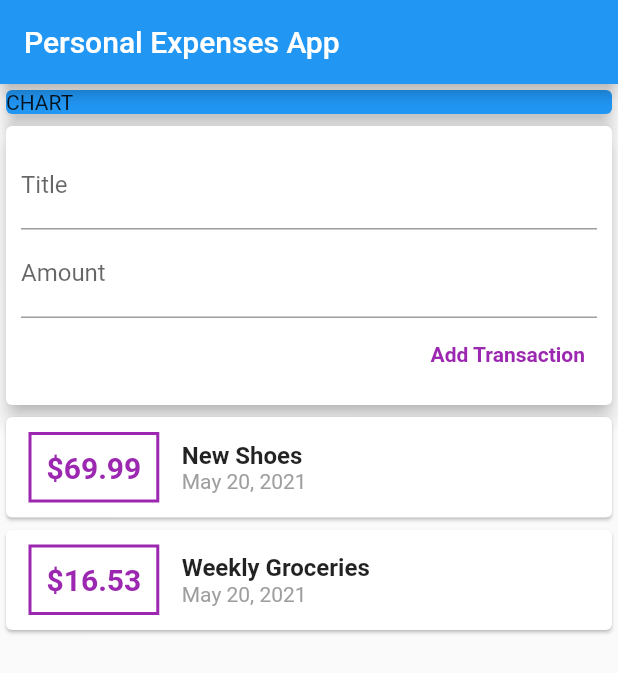
After one commit to chrisd666/personal-expenses-app, a Flutter app: the screen it shows after launch, on a phone screen of 412 x 824 dp. The commit adds this screen. Shown: the top 673 px of the screen. Run offline on Flutter 3.47's test engine with Material 2 defaults, Android fonts, the phone set to English and light mode, and no system bars.

Commit message:
making the list scrollable

```diff
--- /dev/null
+++ b/lib/widgets/new_transaction.dart
@@ -0,0 +1,43 @@
+import 'package:flutter/material.dart';
+
+class NewTransaction extends StatelessWidget {
+  final Function addTx;
+  final titleController = TextEditingController();
+  final amountController = TextEditingController();
+
+  NewTransaction(this.addTx);
+
+  @override
+  Widget build(BuildContext context) {
+    return Card(
+      elevation: 5,
+      child: Container(
+        padding: EdgeInsets.all(10),
+        child: Column(
+          crossAxisAlignment: CrossAxisAlignment.end,
+          children: [
+            TextField(
+              decoration: InputDecoration(labelText: 'Title'),
+              controller: titleController,
+            ),
+            TextField(
+              decoration: InputDecoration(labelText: 'Amount'),
+              controller: amountController,
+            ),
+            TextButton(
+              onPressed: () {
+                addTx(
+                    titleController.text, double.parse(amountController.text));
+              },
+              child: Text(
+                "Add Transaction",
+                style: TextStyle(
+                    color: Colors.purple, fontWeight: FontWeight.bold),
+              ),
+            )
+          ],
+        ),
+      ),
+    );
+  }
+}
--- /dev/null
+++ b/lib/widgets/transaction_list.dart
@@ -0,0 +1,54 @@
+import 'package:flutter/material.dart';
+import 'package:intl/intl.dart';
+import '../models/transaction.dart';
+
+class TransactionList extends StatelessWidget {
+  final List<Transaction> transactions;
+
+  TransactionList(this.transactions);
+
+  @override
+  Widget build(BuildContext context) {
+    return Container(
+      height: 300,
+      child: SingleChildScrollView(
+        child: Column(
+          children: transactions.map((tx) {
+            return Card(
+                child: Row(children: [
+              Container(
+                margin: EdgeInsets.symmetric(vertical: 10, horizontal: 15),
+                padding: EdgeInsets.all(10),
+                decoration: BoxDecoration(
+                    border: Border.all(
+                  color: Colors.purple,
+                  width: 2,
+                )),
+                child: Text(
+                  "\$${tx.amount}",
+                  style: TextStyle(
+                      fontWeight: FontWeight.bold,
+                      fontSize: 20,
+                      color: Colors.purple),
+                ),
+              ),
+              Column(
+                crossAxisAlignment: CrossAxisAlignment.start,
+                children: [
+                  Text(
+                    tx.title,
+                    style: TextStyle(fontWeight: FontWeight.bold, fontSize: 16),
+                  ),
+                  Text(
+                    DateFormat.yMMMd().format(tx.date),
+                    style: TextStyle(color: Colors.grey),
+                  ),
+                ],
+              )
+            ]));
+          }).toList(),
+        ),
+      ),
+    );
+  }
+}
--- /dev/null
+++ b/lib/widgets/user_transactions.dart
@@ -0,0 +1,43 @@
+import 'package:flutter/material.dart';
+import '../models/transaction.dart';
+import './transaction_list.dart';
+import './new_transaction.dart';
+
+class UserTransaction extends StatefulWidget {
+  @override
+  _UserTransactionState createState() => _UserTransactionState();
+}
+
+class _UserTransactionState extends State<UserTransaction> {
+  final List<Transaction> _userTransactions = [
+    Transaction(
+        id: 't1', title: 'New Shoes', amount: 69.99, date: DateTime.now()),
+    Transaction(
+        id: 't2',
+        title: 'Weekly Groceries',
+        amount: 16.53,
+        date: DateTime.now()),
+  ];
+
+  void _addNewTransaction(String title, double amount) {
+    final newTx = Transaction(
+        id: DateTime.now().toString(),
+        title: title,
+        amount: amount,
+        date: DateTime.now());
+
+    setState(() {
+      _userTransactions.add(newTx);
+    });
+  }
+
+  @override
+  Widget build(BuildContext context) {
+    return Column(
+      children: [
+        NewTransaction(_addNewTransaction),
+        TransactionList(_userTransactions)
+      ],
+    );
+  }
+}
```
Also changed, not shown: lib/main.dart (+4 -82 lines), lib/models/transaction.dart (renamed from lib/transaction.dart).
